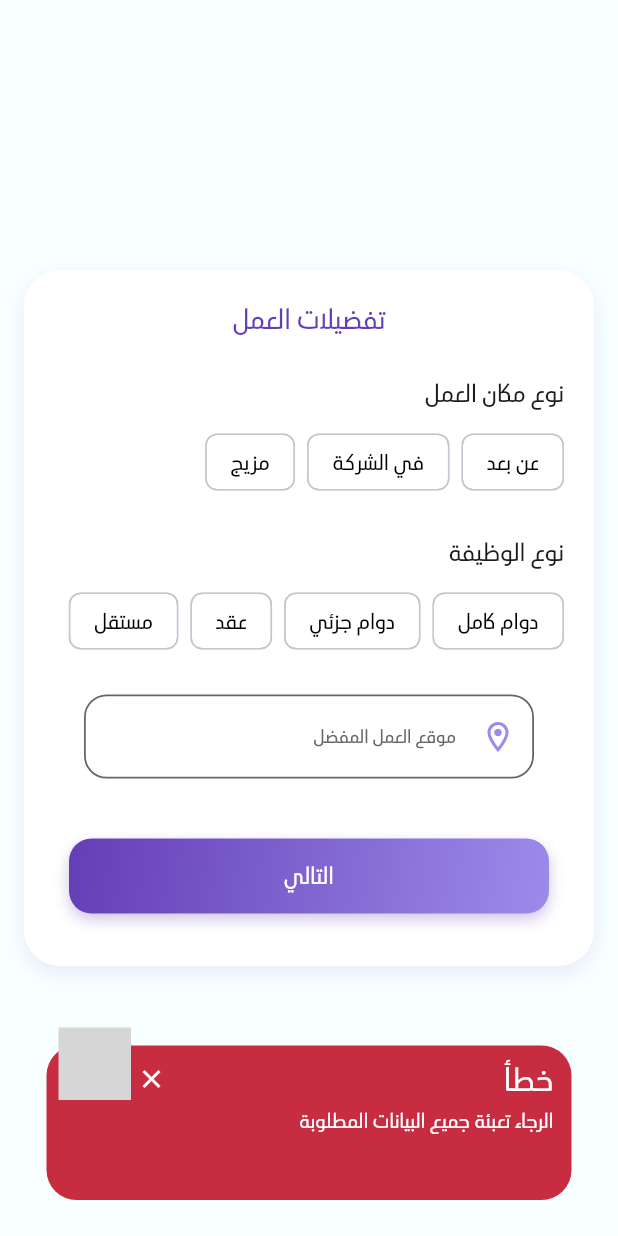
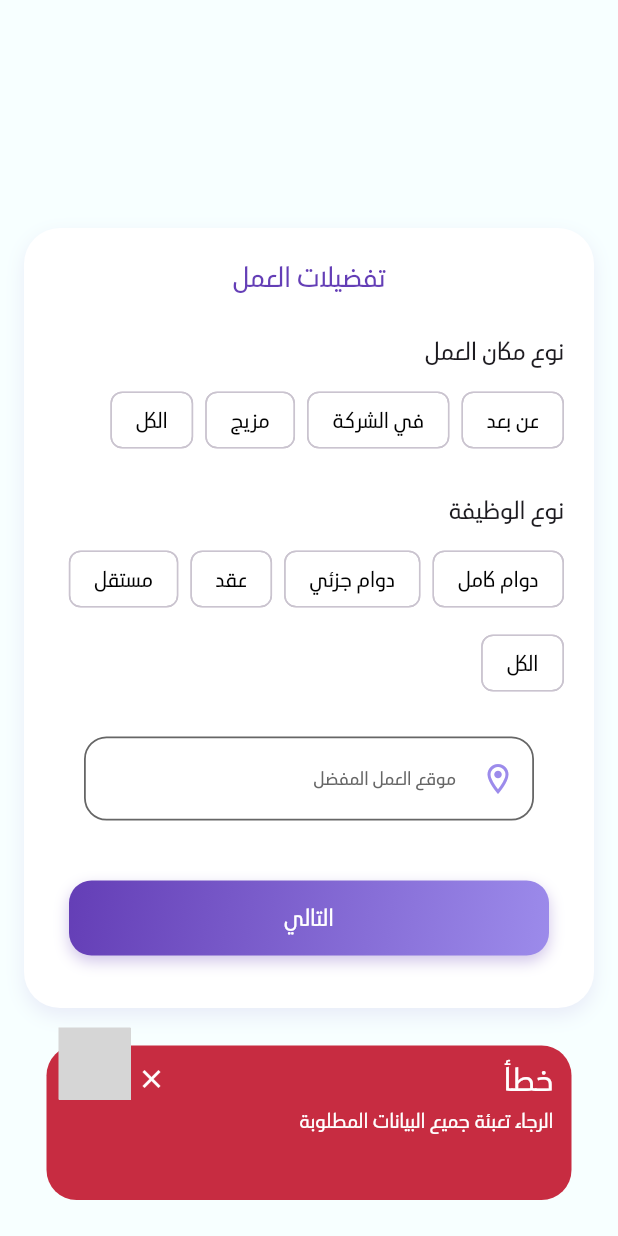
Before and after one commit to Nuhoud/Nuhoud-mobile-app, a Flutter app: the OnboardingJobPreferencesPage screen opened by its route, after a tap on "التالي", on a phone screen of 412 x 824 dp. Run offline on Flutter 3.47's test engine with Material 3 defaults, Android fonts, the phone set to English and light mode, and no system bars; drawn by our look-alikes of awesome_snackbar_content; our stand-ins replace bloc, dartz, dio, equatable, flutter_bloc, flutter_otp_text_field and 5 more; missing offline and left inert: phone_form_field; accounts and stored records are empty; grey boxes are pictures that could not be loaded.

Commit message:
make user choose more than one in  job prefernces

```diff
--- a/lib/features/onboarding/presentation/views/widgets/onboarding_job_preferences/onboarding_job_preferences_page_body.dart
+++ b/lib/features/onboarding/presentation/views/widgets/onboarding_job_preferences/onboarding_job_preferences_page_body.dart
@@ -22,11 +22,17 @@ class OnboardingJobPreferencesPageBody extends StatefulWidget {
 class _OnboardingJobPreferencesPageBodyState
     extends State<OnboardingJobPreferencesPageBody> {
   final TextEditingController _locationController = TextEditingController();
-  String? _selectedWorkPlaceType;
-  String? _selectedJobType;
+  List<String> _selectedWorkPlaceTypes = [];
+  List<String> _selectedJobTypes = [];
 
-  final List<String> _workPlaceTypes = ['عن بعد', 'في الشركة', 'مزيج'];
-  final List<String> _jobTypes = ['دوام كامل', 'دوام جزئي', 'عقد', 'مستقل'];
+  final List<String> _workPlaceTypes = ['عن بعد', 'في الشركة', 'مزيج', 'الكل'];
+  final List<String> _jobTypes = [
+    'دوام كامل',
+    'دوام جزئي',
+    'عقد',
+    'مستقل',
+    'الكل'
+  ];
 
   @override
   void dispose() {
@@ -50,9 +56,8 @@ class _OnboardingJobPreferencesPageBodyState
             ),
 
             const SizedBox(height: 25),
-
             // Work Place Type Section
-            Text("نوع مكان العمل", style: Styles.textStyle16),
+            const Text("نوع مكان العمل", style: Styles.textStyle16),
             const SizedBox(height: 10),
             Wrap(
               spacing: 8,
@@ -61,15 +66,36 @@ class _OnboardingJobPreferencesPageBodyState
                 return ChoiceChip(
                   backgroundColor: Colors.white,
                   label: Text(type),
-                  selected: _selectedWorkPlaceType == type,
+                  selected: _selectedWorkPlaceTypes.contains(type),
                   onSelected: (selected) {
                     setState(() {
-                      _selectedWorkPlaceType = selected ? type : null;
+                      if (type == 'الكل') {
+                        if (selected) {
+                          _selectedWorkPlaceTypes = _workPlaceTypes
+                              .where((t) => t != 'الكل')
+                              .toList();
+                        } else {
+                          _selectedWorkPlaceTypes.clear();
+                        }
+                      } else {
+                        if (selected) {
+                          _selectedWorkPlaceTypes.add(type);
+                          // If all options except "الكل" are selected, select "الكل" too
+                          if (_selectedWorkPlaceTypes.length ==
+                              _workPlaceTypes.length - 1) {
+                            _selectedWorkPlaceTypes = _workPlaceTypes
+                                .where((t) => t != 'الكل')
+                                .toList();
+                          }
+                        } else {
+                          _selectedWorkPlaceTypes.remove(type);
+                        }
+                      }
                     });
                   },
                   selectedColor: AppColors.primaryColor,
                   labelStyle: TextStyle(
-                    color: _selectedWorkPlaceType == type
+                    color: _selectedWorkPlaceTypes.contains(type)
                         ? Colors.white
                         : Colors.black,
                   ),
@@ -88,16 +114,36 @@ class _OnboardingJobPreferencesPageBodyState
                 return ChoiceChip(
                   backgroundColor: Colors.white,
                   label: Text(type),
-                  selected: _selectedJobType == type,
+                  selected: _selectedJobTypes.contains(type),
                   onSelected: (selected) {
                     setState(() {
-                      _selectedJobType = selected ? type : null;
+                      if (type == 'الكل') {
+                        if (selected) {
+                          _selectedJobTypes =
+                              _jobTypes.where((t) => t != 'الكل').toList();
+                        } else {
+                          _selectedJobTypes.clear();
+                        }
+                      } else {
+                        if (selected) {
+                          _selectedJobTypes.add(type);
+                          // If all options except "الكل" are selected, select "الكل" too
+                          if (_selectedJobTypes.length ==
+                              _jobTypes.length - 1) {
+                            _selectedJobTypes =
+                                _jobTypes.where((t) => t != 'الكل').toList();
+                          }
+                        } else {
+                          _selectedJobTypes.remove(type);
+                        }
+                      }
                     });
                   },
                   selectedColor: AppColors.primaryColor,
                   labelStyle: TextStyle(
-                    color:
-                        _selectedJobType == type ? Colors.white : Colors.black,
+                    color: _selectedJobTypes.contains(type)
+                        ? Colors.white
+                        : Colors.black,
                   ),
                 );
               }).toList(),
@@ -122,15 +168,15 @@ class _OnboardingJobPreferencesPageBodyState
               child: Text("التالي",
                   style: Styles.textStyle16.copyWith(color: Colors.white)),
               onPressed: () => {
-                if (_selectedWorkPlaceType != null &&
-                    _selectedJobType != null &&
+                if (_selectedWorkPlaceTypes.isNotEmpty &&
+                    _selectedJobTypes.isNotEmpty &&
                     _locationController.text.isNotEmpty)
                   {
                     context
                         .read<OnboardingCubit>()
                         .addBasicInfo("jobPreferences", {
-                      "workPlaceType": _selectedWorkPlaceType,
-                      "jobType": _selectedJobType,
+                      "workPlaceType": _selectedWorkPlaceTypes,
+                      "jobType": _selectedJobTypes,
                       "jobLocation": _locationController.text,
                     }),
                     context.read<OnboardingCubit>().printData(),
```
Also changed, not shown: 4 other files.
